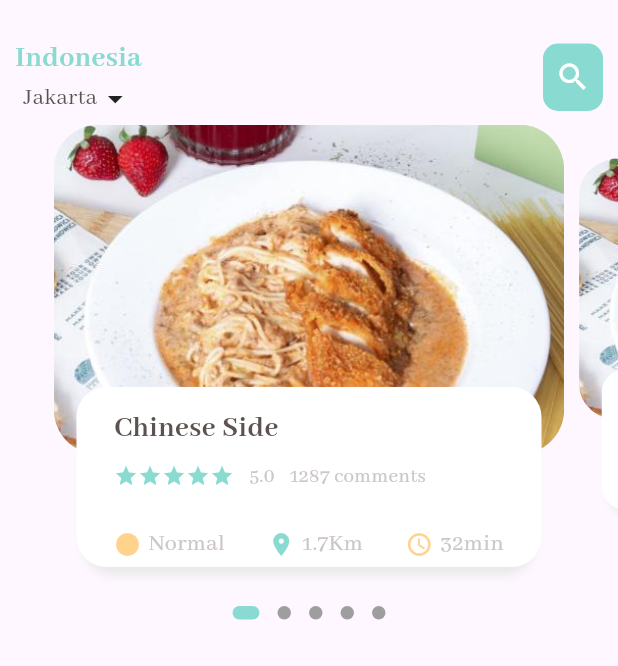
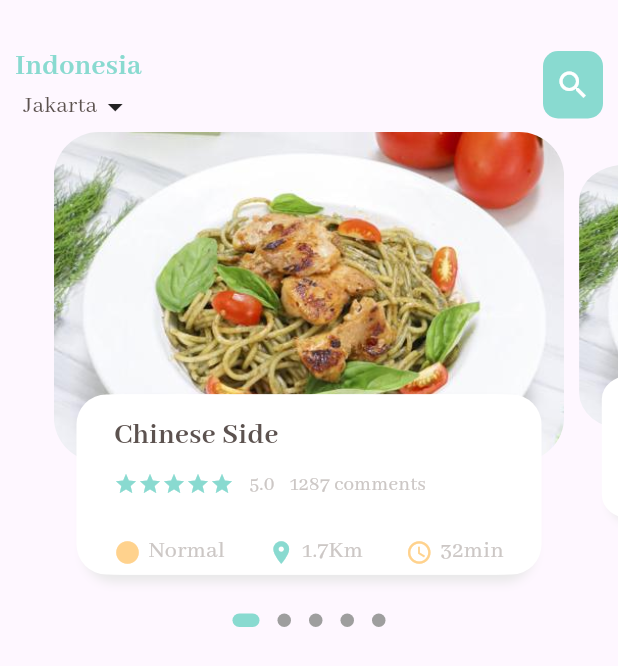
Before and after one commit to ikhsanrdxp/flutter-basic-first, a Flutter app: the MainProductPage screen opened by its route, on a phone screen of 412 x 824 dp. Shown: the top 666 px of the screen. Run offline on Flutter 3.47's test engine with Material 3 defaults, Android fonts, the phone set to English and light mode, and no system bars; drawn by our look-alikes of dots_indicator; our stand-ins replace firebase_auth, firebase_core; missing offline and left inert: firebase_ui_auth; accounts and stored records are empty; generated files the repository leaves out were written again; network calls fail.

Commit message:
update path

```diff
--- a/lib/main.dart
+++ b/lib/main.dart
@@ -36,7 +36,7 @@ class MyApp extends StatelessWidget {
   Widget build(BuildContext context) {
     return MaterialApp(
       debugShowCheckedModeBanner: false,
-      initialRoute: '/',
+      initialRoute: '/mainproduct',
       routes: {
         '/' : (context) => const LoginPage(),
         '/home' : (context) => const HomePage(),
--- a/lib/pages/login.dart
+++ b/lib/pages/login.dart
@@ -1,6 +1,6 @@
 import 'package:flutter/material.dart';
 import 'package:login/auth/auth_service.dart';
-import 'package:login/pages/home/home.dart';
+import 'package:login/pages/menu/main_product_page.dart';
 import 'package:login/pages/register.dart';
 
 class LoginPage extends StatelessWidget {
@@ -101,7 +101,7 @@ class LoginPage extends StatelessWidget {
                             // ignore: use_build_context_synchronously
                             Navigator.of(context)
                                 .pushReplacement(MaterialPageRoute(
-                              builder: (context) => const HomePage(),
+                              builder: (context) => const MainProductPage(),
                             ));
                           }
                           // ignore: use_build_context_synchronously
--- a/lib/pages/menu/body_product_page.dart
+++ b/lib/pages/menu/body_product_page.dart
@@ -100,7 +100,7 @@ class _ProductPageBodyState extends State<ProductPageBody> {
             decoration: BoxDecoration(
                 borderRadius: BorderRadius.circular(30),
                 image: const DecorationImage(
-                    image: AssetImage('assets/images/angel-a-finno.jpg'),
+                    image: AssetImage('assets/images/pesto-ferara.jpg'),
                     fit: BoxFit.cover)),
           ),
           Align(
--- a/lib/pages/menu/main_product_page.dart
+++ b/lib/pages/menu/main_product_page.dart
@@ -19,7 +19,7 @@ class _MainProductPageState extends State<MainProductPage> {
         children: [
           // showing the header
           Container(
-            padding: const EdgeInsets.only(top: 25.0,left: 10,right: 10),
+            padding: const EdgeInsets.only(top: 30.0,left: 10,right: 10),
             child: Row(
               mainAxisAlignment: MainAxisAlignment.spaceBetween,
               children: [
```
